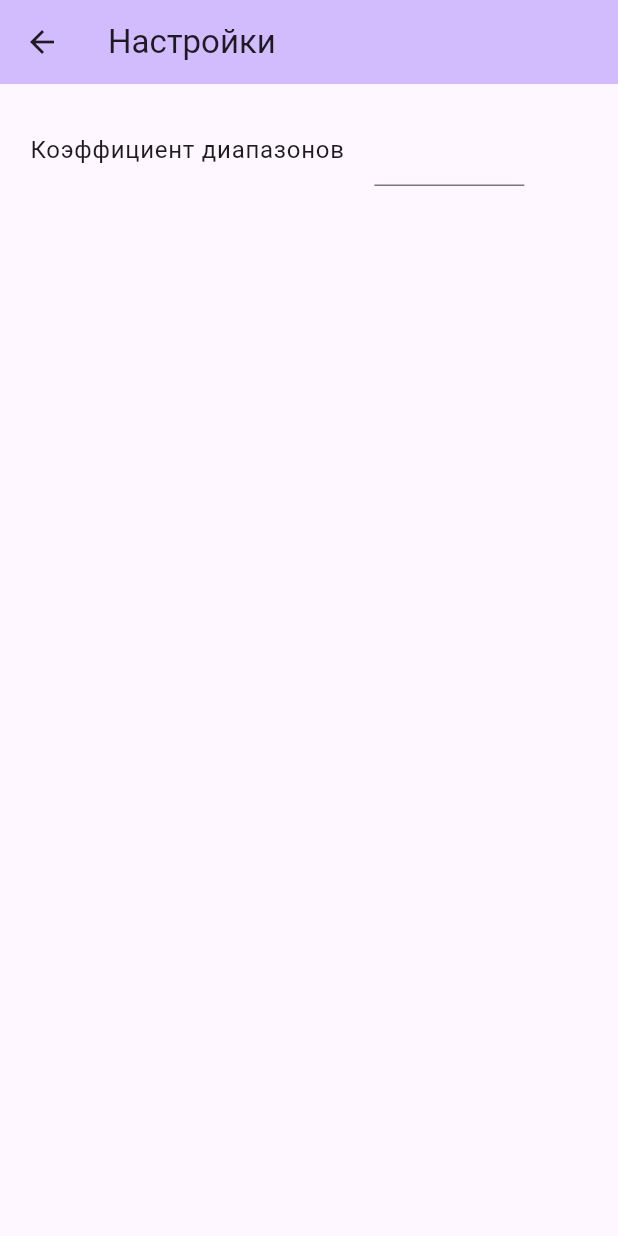
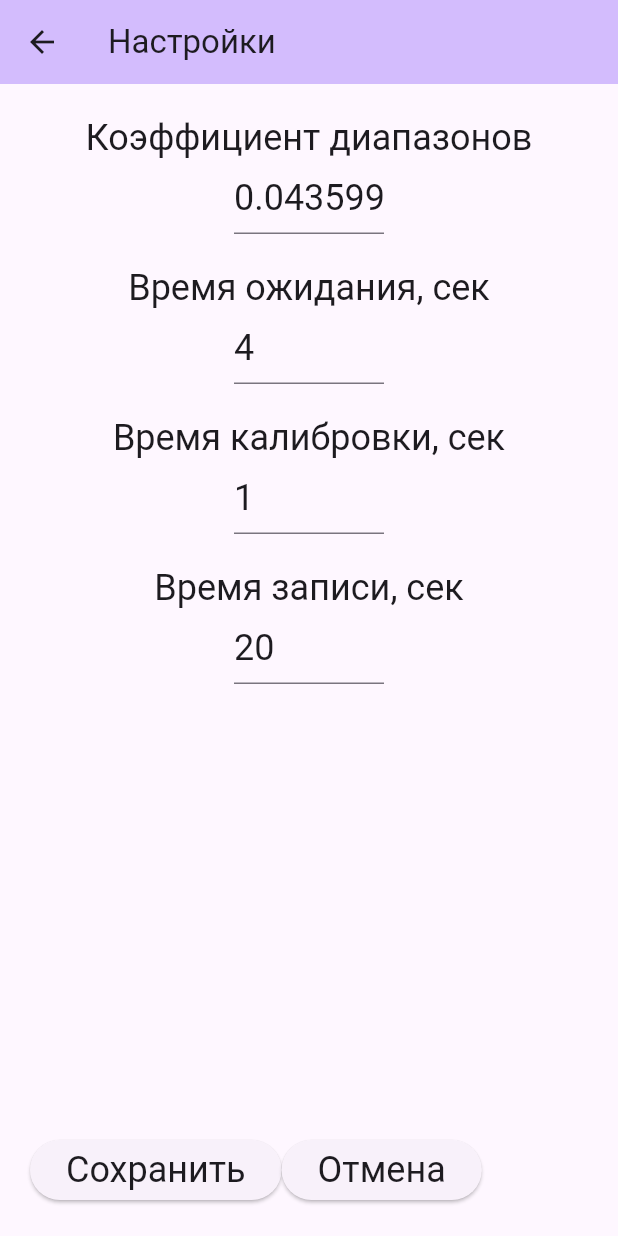
Before and after one commit to grigp/accel_kfr, a Flutter app: the screen it shows after launch, after a tap on the "settings" icon, on a phone screen of 412 x 824 dp. Run offline on Flutter 3.47's test engine with Material 3 defaults, Android fonts, the light colour scheme and no system bars; our stand-ins replace flutter_bloc, flutter_secure_storage, get_it, sensors_plus; missing offline and left inert: number_text_input_formatter.

Commit message:
Заполнение окна параметров

```diff
--- a/lib/calculators/abstract_calculator.dart
+++ b/lib/calculators/abstract_calculator.dart
@@ -34,8 +34,9 @@ abstract class AbstractCalculator {
   }
 
   FactorInfo factor(int idx) {
-    assert(idx >= 0 && idx < _factors.length);
-    return _factors[idx];
+    if(idx >= 0 && idx < _factors.length)
+      return _factors[idx];
+    return FactorInfo(id: '', name: '', value: 0, shortName: '', measure: '', format: 0);
   }
 
   int dataSize(){
--- a/lib/features/result_screen/view/result_screen.dart
+++ b/lib/features/result_screen/view/result_screen.dart
@@ -39,7 +39,6 @@ class _ResultScreenState extends State<ResultScreen> {
         builder: (context, state) {
           if (state is DataLoaded) {
             var kfr = KfrCalculator(state.data);
-
             return Center(
               child: Padding(
                 padding: const EdgeInsets.all(20),
--- a/lib/features/settings_screen/view/settings_screen.dart
+++ b/lib/features/settings_screen/view/settings_screen.dart
@@ -1,5 +1,7 @@
 import 'package:flutter/material.dart';
+import 'package:flutter_secure_storage/flutter_secure_storage.dart';
 import 'package:number_text_input_formatter/number_text_input_formatter.dart';
+import 'package:process_control/calculators/kfr_calculator.dart';
 
 class SettingsScreen extends StatefulWidget {
   const SettingsScreen({super.key, required this.title});
@@ -11,6 +13,59 @@ class SettingsScreen extends StatefulWidget {
 }
 
 class _SettingsScreenState extends State<SettingsScreen> {
+  late TextEditingController _textDiapsKoef;
+  late TextEditingController _textTimeWait;
+  late TextEditingController _textTimeCalibr;
+  late TextEditingController _textTimeRec;
+  bool _isReady = false;
+
+  double _diapsKoef = 0.043599;  //active = 0.247167
+  int _timeWait = 4;
+  int _timeCalibr = 1;
+  int _timeRec = 20;
+
+  void getValues() async {
+    const storage =  FlutterSecureStorage();
+    String? sdk = await storage.read(key: 'diaps_koef');
+    print('sdk : ------------------ $sdk');
+    if (sdk != null) {
+      _diapsKoef = double.tryParse(sdk)!;
+    }
+
+//    _diapsKoef = KfrCalculator.diapDistance();
+    _textDiapsKoef = TextEditingController(text: _diapsKoef.toString());
+    _textTimeWait = TextEditingController(text: _timeWait.toString());
+    _textTimeCalibr = TextEditingController(text: _timeCalibr.toString());
+    _textTimeRec = TextEditingController(text: _timeRec.toString());
+    setState(() {
+      _isReady = true;
+    });
+  }
+
+  void saveValues() async {
+    const storage =  FlutterSecureStorage();
+    var s = _diapsKoef.toString();
+//    await storage.delete(key: 'diaps_koef');
+    await storage.write(key: 'diaps_koef', value: s);
+    KfrCalculator.setDiapDistance(_diapsKoef);
+  }
+
+  @override
+  void initState() {
+    super.initState();
+
+    getValues();
+  }
+
+  @override
+  void dispose() {
+    _textDiapsKoef.dispose();
+    _textTimeWait.dispose();
+    _textTimeCalibr.dispose();
+    _textTimeRec.dispose();
+    super.dispose();
+  }
+
   @override
   Widget build(BuildContext context) {
     return Scaffold(
@@ -22,15 +77,16 @@ class _SettingsScreenState extends State<SettingsScreen> {
           padding: const EdgeInsets.all(20),
           child: Column(
             children: [
-            Row(
-              children: [
               Text('Коэффициент диапазонов',
-                    style:
-                    Theme.of(context).textTheme.bodyLarge),
-                const SizedBox(width: 20,),
-                SizedBox(
+                  style: Theme.of(context).textTheme.headlineSmall),
+              const SizedBox(
+                width: 20,
+              ),
+              if(_isReady) SizedBox(
                 width: 100,
                 child: TextField(
+                  controller: _textDiapsKoef,
+                  style: Theme.of(context).textTheme.headlineSmall,
                   inputFormatters: [
                     NumberTextInputFormatter(
                       integerDigits: 8,
@@ -39,20 +95,99 @@ class _SettingsScreenState extends State<SettingsScreen> {
                       allowNegative: false,
                     )
                   ],
-
-                    onChanged: (String value){
-                      print(value);
-
+                  onChanged: (String value) {
+                    _diapsKoef = double.tryParse(value)!;
                   },
                   keyboardType: TextInputType.number,
                 ),
+              ),
+              const SizedBox(height: 20),
+              Text('Время ожидания, сек',
+                style: Theme.of(context).textTheme.headlineSmall,),
+              if(_isReady) SizedBox(
+                width: 100,
+                child: TextField(
+                  controller: _textTimeWait,
+                  style: Theme.of(context).textTheme.headlineSmall,
+                  inputFormatters: [
+                    NumberTextInputFormatter(
+                      integerDigits: 2,
+                      decimalDigits: 0,
+                      maxValue: '20',
+                      allowNegative: false,
                     )
-
+                  ],
+                  onChanged: (String value) {
+                    _timeWait = int.tryParse(value)!;
+                  },
+                  keyboardType: TextInputType.number,
+                ),
+              ),
+              const SizedBox(height: 20),
+              Text('Время калибровки, сек',
+                style: Theme.of(context).textTheme.headlineSmall,),
+              if(_isReady) SizedBox(
+                width: 100,
+                child: TextField(
+                  controller: _textTimeCalibr,
+                  style: Theme.of(context).textTheme.headlineSmall,
+                  inputFormatters: [
+                    NumberTextInputFormatter(
+                      integerDigits: 2,
+                      decimalDigits: 0,
+                      maxValue: '3',
+                      allowNegative: false,
+                    )
+                  ],
+                  onChanged: (String value) {
+                    _timeCalibr = int.tryParse(value)!;
+                  },
+                  keyboardType: TextInputType.number,
+                ),
+              ),
+              const SizedBox(height: 20),
+              Text('Время записи, сек',
+                style: Theme.of(context).textTheme.headlineSmall,),
+              if(_isReady) SizedBox(
+                width: 100,
+                child: TextField(
+                  controller: _textTimeRec,
+                  style: Theme.of(context).textTheme.headlineSmall,
+                  inputFormatters: [
+                    NumberTextInputFormatter(
+                      integerDigits: 2,
+                      decimalDigits: 0,
+                      maxValue: '60',
+                      allowNegative: false,
+                    )
+                  ],
+                  onChanged: (String value) {
+                    _timeRec = int.tryParse(value)!;
+                  },
+                  keyboardType: TextInputType.number,
+                ),
+              ),
+              const Expanded(child: SizedBox(height: double.infinity)),
+              Row(
+                children: [
+                  ElevatedButton(
+                    onPressed: () {
+                      saveValues();
+                      Navigator.of(context).pushNamed('/');
+                    },
+                    child: Text('Сохранить',
+                        style: Theme.of(context).textTheme.headlineSmall),
+                  ),
+                  ElevatedButton(
+                      onPressed: () {
+                        Navigator.of(context).pushNamed('/');
+                      },
+                      child: Text('Отмена',
+                          style: Theme.of(context).textTheme.headlineSmall))
                 ],
               )
             ],
           ),
-      )
-    );
+        ));
   }
 }
--- a/pubspec.yaml
+++ b/pubspec.yaml
@@ -34,6 +34,7 @@ dependencies:
   flutter_bloc: ^8.1.6
   sensors_plus: ^4.0.2
   number_text_input_formatter: ^1.0.0+8
+  flutter_secure_storage: ^9.2.2
 
   # The following adds the Cupertino Icons font to your application.
   # Use with the CupertinoIcons class for iOS style icons.
```
Also changed, not shown: lib/calculators/kfr_calculator.dart (+31 -4 lines), pubspec.lock, 5 other files. Lines whose indentation alone changed are shown as unchanged.
